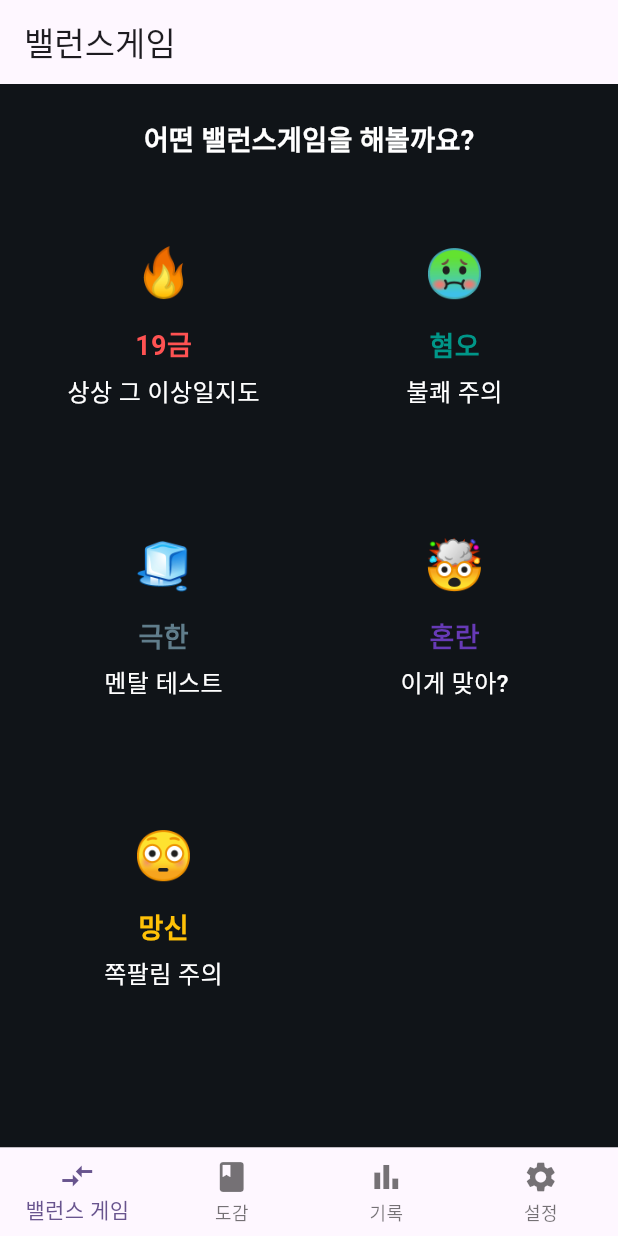
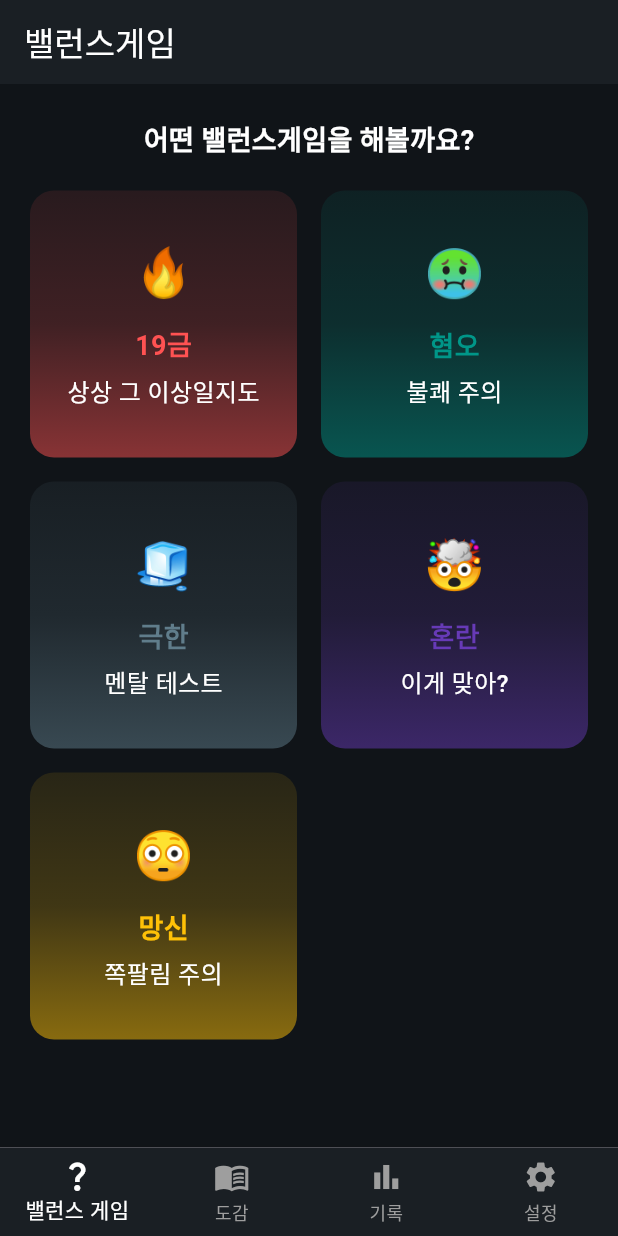
Before and after one commit to niw5924/balance-game, a Flutter app: the screen it shows after launch, on a phone screen of 412 x 824 dp. Run offline on Flutter 3.47's test engine with Material 3 defaults, Android fonts, the phone set to English and light mode, and no system bars; our stand-ins replace another_flushbar, flutter_bloc, freezed_annotation, google_fonts; missing offline and left inert: flutter_animated_button.

Commit message:
style: UI 변경 - 바텀 네비게이션 바 - animated_gradient 제거

```diff
--- a/lib/balance_game/pages/balance_game_page.dart
+++ b/lib/balance_game/pages/balance_game_page.dart
@@ -1,5 +1,4 @@
 import 'package:flutter/material.dart';
-import 'package:animated_gradient/animated_gradient.dart';
 import 'package:balance_game/balance_game/models/category_model.dart';
 import 'package:balance_game/balance_game/pages/question_list/question_list_page.dart';
 
@@ -10,7 +9,13 @@ class BalanceGamePage extends StatelessWidget {
   Widget build(BuildContext context) {
     return Scaffold(
       backgroundColor: const Color(0xFF101418),
-      appBar: AppBar(title: const Text('밸런스게임')),
+      appBar: AppBar(
+        backgroundColor: const Color(0xFF1A1F24),
+        title: const Text(
+          '밸런스게임',
+          style: TextStyle(color: Colors.white),
+        ),
+      ),
       body: Padding(
         padding: const EdgeInsets.symmetric(horizontal: 20, vertical: 24),
         child: Column(
@@ -44,14 +49,19 @@ class BalanceGamePage extends StatelessWidget {
                         ),
                       );
                     },
-                    child: ClipRRect(
+                    child: Container(
+                      decoration: BoxDecoration(
                         borderRadius: BorderRadius.circular(16),
-                      child: AnimatedGradient(
+                        gradient: LinearGradient(
+                          begin: Alignment.topCenter,
+                          end: Alignment.bottomCenter,
                           colors: [
-                          category.mainColor.withValues(alpha: 0.05),
-                          Colors.lightBlue,
-                          Colors.black,
+                            category.mainColor.withValues(alpha: 0.1),
+                            category.mainColor.withValues(alpha: 0.2),
+                            category.mainColor.withValues(alpha: 0.5),
                           ],
+                        ),
+                      ),
                       child: Column(
                         mainAxisAlignment: MainAxisAlignment.center,
                         children: [
@@ -78,7 +88,6 @@ class BalanceGamePage extends StatelessWidget {
                         ],
                       ),
                     ),
-                    ),
                   );
                 },
               ),
--- a/lib/home/home_page.dart
+++ b/lib/home/home_page.dart
@@ -22,8 +22,8 @@ class _HomePageState extends State<HomePage> {
   ];
 
   final List<BottomNavigationBarItem> _bottomItems = [
-    BottomNavigationBarItem(icon: Icon(Icons.compare_arrows), label: '밸런스 게임'),
-    BottomNavigationBarItem(icon: Icon(Icons.book), label: '도감'),
+    BottomNavigationBarItem(icon: Icon(Icons.question_mark), label: '밸런스 게임'),
+    BottomNavigationBarItem(icon: Icon(Icons.menu_book), label: '도감'),
     BottomNavigationBarItem(icon: Icon(Icons.bar_chart), label: '기록'),
     BottomNavigationBarItem(icon: Icon(Icons.settings), label: '설정'),
   ];
@@ -35,6 +35,9 @@ class _HomePageState extends State<HomePage> {
       bottomNavigationBar: BottomNavigationBar(
         currentIndex: _currentIndex,
         items: _bottomItems,
+        backgroundColor: const Color(0xFF1A1F24),
+        selectedItemColor: Colors.white,
+        unselectedItemColor: Colors.grey,
         type: BottomNavigationBarType.fixed,
         onTap: (index) => setState(() => _currentIndex = index),
       ),
--- a/pubspec.yaml
+++ b/pubspec.yaml
@@ -30,7 +30,6 @@ environment:
 dependencies:
   flutter:
     sdk: flutter
-  animated_gradient: ^0.0.3
   google_fonts: ^6.2.1
   http: ^1.3.0
   flutter_bloc: ^9.1.0
```
Also changed, not shown: pubspec.lock. Lines whose indentation alone changed are shown as unchanged.
